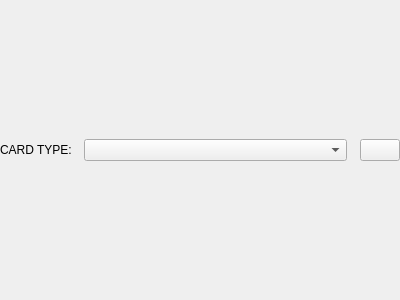
The window that qt/aqt/forms/clayout_top.ui (ankitects/anki) describes before a commit, drawn with Qt 5.
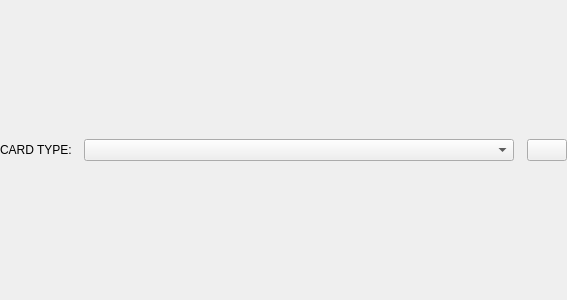
The same window after the commit.

Commit message:
Add minimumContentsLength property to templatesBox
Addresses #1777 by adding the `minimumContentsLength` property to the comboBox, which causes the size policy to not require expanding beyond that amount while still expanding if the user stretches the window manually.

Note that users who were previously experiencing large window widths due to the previous behaviour might see the same size again due the geometry being restored.

Patch:
```diff
--- a/qt/aqt/forms/clayout_top.ui
+++ b/qt/aqt/forms/clayout_top.ui
@@ -49,6 +49,9 @@
          <verstretch>0</verstretch>
         </sizepolicy>
        </property>
+       <property name="minimumContentsLength">
+        <number>50</number>
+       </property>
        <property name="maxVisibleItems">
         <number>30</number>
        </property>
```
